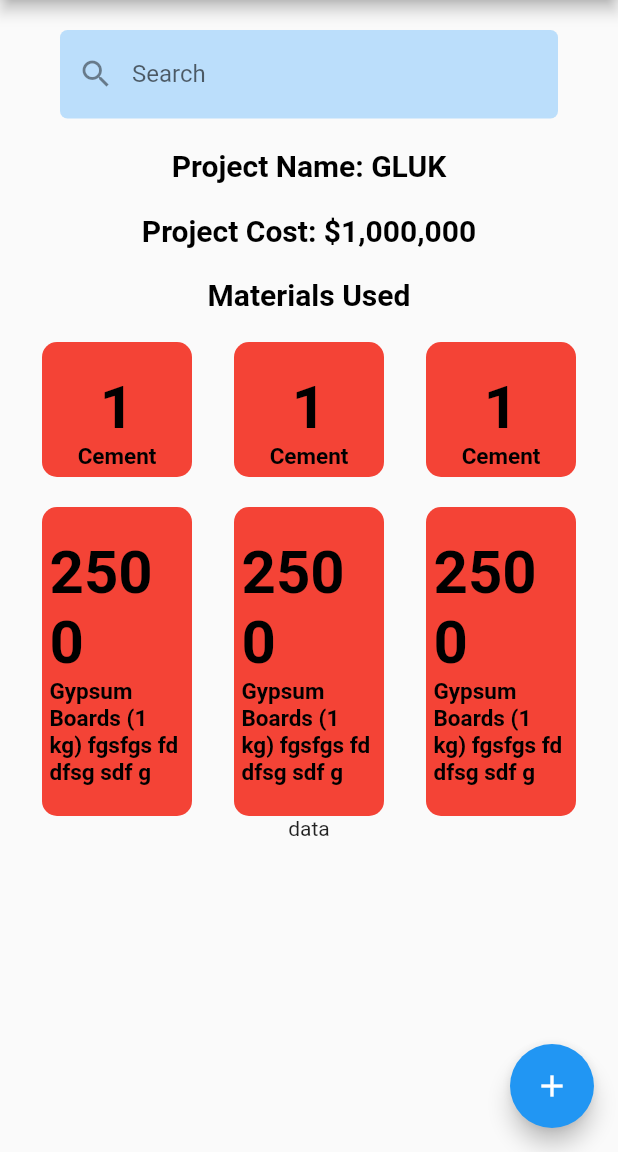
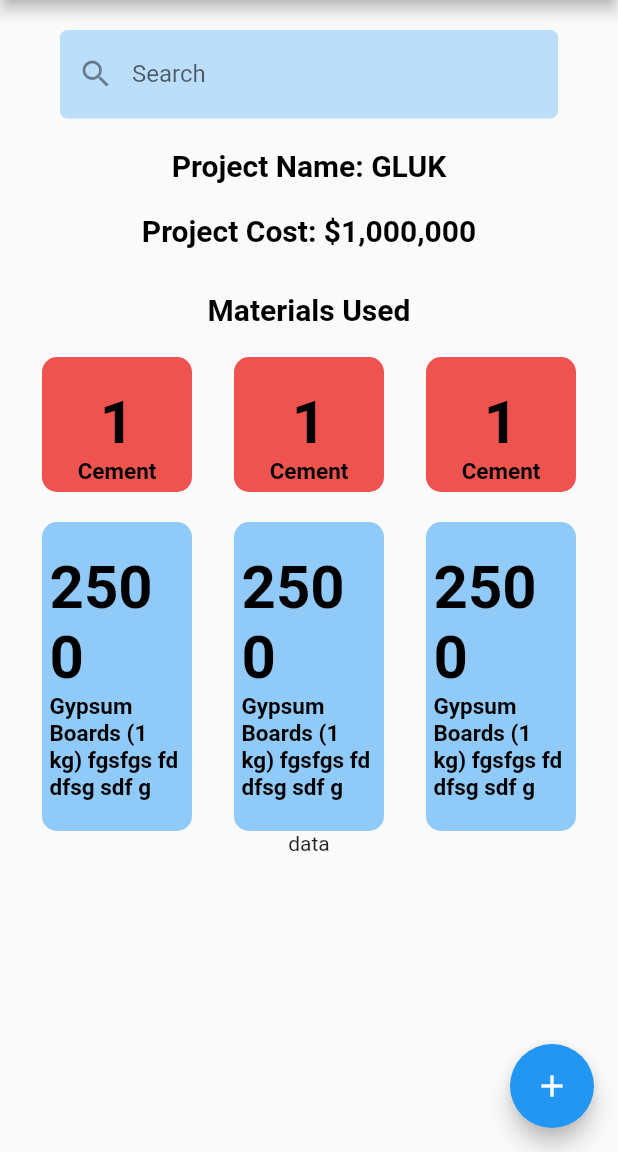
Before and after one commit to wilsonanyonga/bejoy_construction, a Flutter app: the screen it shows after launch, on a phone screen of 412 x 824 dp, the part 84-1236 px from its top. Run offline on Flutter 3.47's test engine with Material 2 defaults, Android fonts, the phone set to English and light mode, and no system bars.

Commit message:
Update home.dart

```diff
--- a/lib/screens/home.dart
+++ b/lib/screens/home.dart
@@ -9,7 +9,8 @@ class Home extends StatelessWidget {
 
   @override
   Widget build(BuildContext context) {
-    return Column(
+    return SingleChildScrollView(
+      child: Column(
         children: [
           const SizedBox(height: 20),
           Padding(
@@ -70,7 +71,7 @@ class Home extends StatelessWidget {
               color: Colors.black,
             ),
           ),
-        const SizedBox(height: 20),
+          const SizedBox(height: 30),
           const Text(
             'Materials Used',
             style: TextStyle(
@@ -91,7 +92,7 @@ class Home extends StatelessWidget {
                   padding: const EdgeInsets.all(5),
                   decoration: BoxDecoration(
                     borderRadius: BorderRadius.circular(10),
-                  color: Colors.red,
+                    color: Colors.red[400],
                   ),
                   child: Column(
                     children: const [
@@ -128,7 +129,7 @@ class Home extends StatelessWidget {
                   padding: const EdgeInsets.all(5),
                   decoration: BoxDecoration(
                     borderRadius: BorderRadius.circular(10),
-                  color: Colors.red,
+                    color: Colors.blue[200],
                   ),
                   // color: Colors.red,
                   child: SingleChildScrollView(
@@ -161,6 +162,7 @@ class Home extends StatelessWidget {
           const Text('data'),
           const SizedBox(height: 20),
         ],
+      ),
     );
   }
 }
```
Lines whose indentation alone changed are shown as unchanged.
